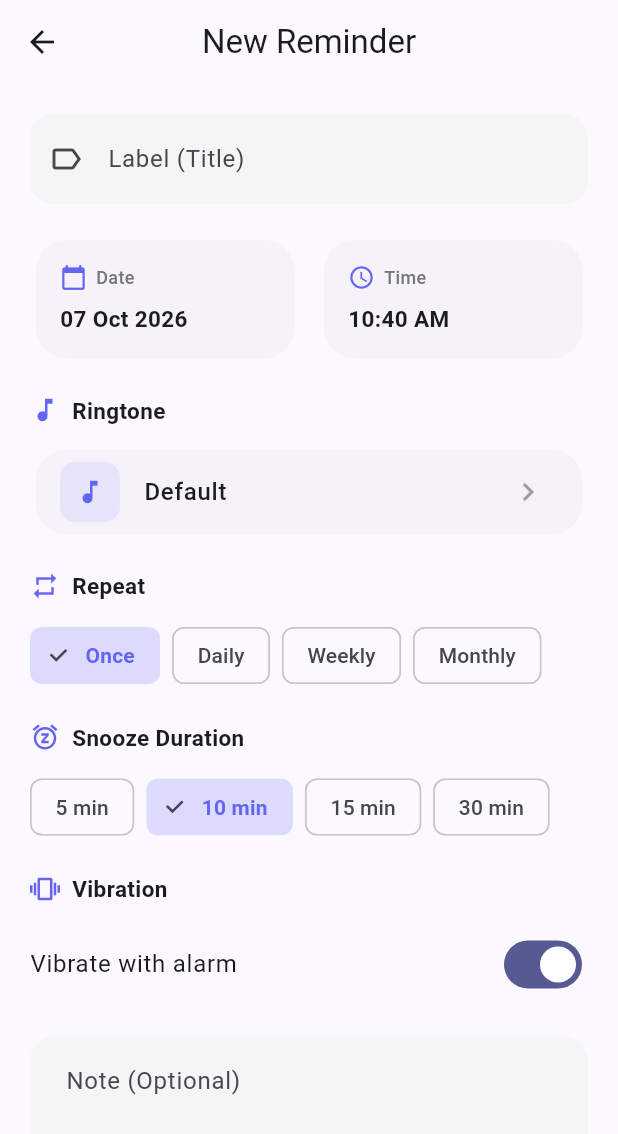
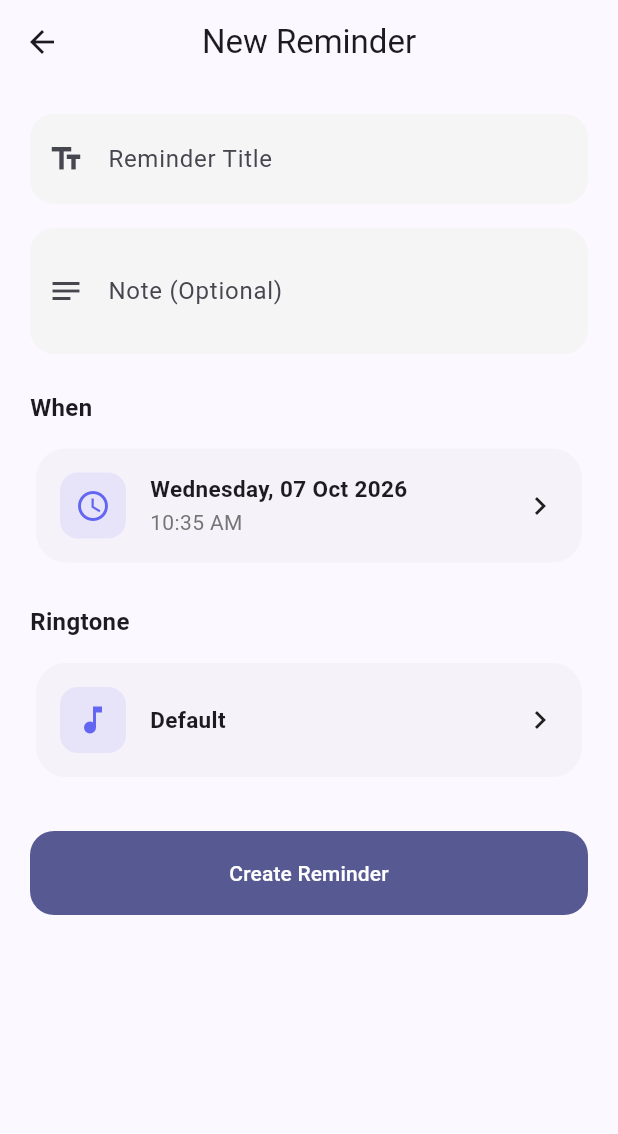
Before and after one commit to guhgcfdjvhgdvjhdgviudgvdukrgrt5ggyg/reminder, a Flutter app: the AddReminderScreen screen opened directly, on a phone screen of 412 x 824 dp. Shown: the top 1134 px of the screen. Run offline on Flutter 3.47's test engine with Material 3 defaults, Android fonts, the phone set to English and light mode, and no system bars; our stand-ins replace audioplayers, flutter_local_notifications, permission_handler, shared_preferences, sqflite, timezone; missing offline and left inert: android_alarm_manager_plus; accounts and stored records are empty.

Commit message:
Restore add reminder UI

```diff
--- a/lib/screens/add_reminder_screen.dart
+++ b/lib/screens/add_reminder_screen.dart
@@ -31,28 +31,25 @@ class _AddReminderScreenState extends State<AddReminderScreen>
   @override
   void initState() {
     super.initState();
-    _animController = AnimationController(
-      vsync: this,
-      duration: const Duration(milliseconds: 400),
-    );
-    _fadeAnim = CurvedAnimation(
-      parent: _animController,
-      curve: Curves.easeOut,
-    );
-    _animController.forward();
-
-    if (isEditing) {
-      final r = widget.reminder!;
+    final r = widget.reminder;
+    if (r != null) {
       _labelController.text = r.label;
       _noteController.text = r.note;
       _selectedDate = r.dateTime;
       _repeatType = r.repeatType;
-      _snoozeMinutes = r.snoozeMinutes;
       _ringtone = r.ringtone;
-      _vibrate = r.vibrate;
     } else {
-      _selectedDate = DateTime.now().add(const Duration(minutes: 10));
+      _selectedDate = DateTime.now().add(const Duration(minutes: 5));
     }
+    _animController = AnimationController(
+      vsync: this,
+      duration: const Duration(milliseconds: 500),
+    );
+    _fadeAnim = CurvedAnimation(
+      parent: _animController,
+      curve: Curves.easeOutCubic,
+    );
+    _animController.forward();
   }
 
   @override
@@ -63,62 +60,28 @@ class _AddReminderScreenState extends State<AddReminderScreen>
     super.dispose();
   }
 
-  Future<void> _pickDate() async {
-    final d = await showDatePicker(
+  Future<void> _selectDateTime() async {
+    final date = await showDatePicker(
       context: context,
       initialDate: _selectedDate,
-      firstDate: DateTime.now().subtract(const Duration(days: 1)),
+      firstDate: DateTime.now(),
       lastDate: DateTime(2100),
-      builder: (context, child) {
-        return Theme(
-          data: Theme.of(context).copyWith(
-            colorScheme: Theme.of(context).colorScheme.copyWith(
-                  primary: const Color(0xFF6366F1),
-                ),
-          ),
-          child: child!,
     );
-      },
+    if (date == null) return;
+    final time = await showTimePicker(
+      context: context,
+      initialTime: TimeOfDay.fromDateTime(_selectedDate),
     );
-    if (d != null) {
+    if (time == null) return;
     setState(() {
       _selectedDate = DateTime(
-          d.year,
-          d.month,
-          d.day,
-          _selectedDate.hour,
-          _selectedDate.minute,
+        date.year,
+        date.month,
+        date.day,
+        time.hour,
+        time.minute,
       );
     });
-    }
-  }
-
-  Future<void> _pickTime() async {
-    final t = await showTimePicker(
-      context: context,
-      initialTime: TimeOfDay.fromDateTime(_selectedDate),
-      builder: (context, child) {
-        return Theme(
-          data: Theme.of(context).copyWith(
-            colorScheme: Theme.of(context).colorScheme.copyWith(
-                  primary: const Color(0xFF6366F1),
-                ),
-          ),
-          child: child!,
-        );
-      },
-    );
-    if (t != null) {
-      setState(() {
-        _selectedDate = DateTime(
-          _selectedDate.year,
-          _selectedDate.month,
-          _selectedDate.day,
-          t.hour,
-          t.minute,
-        );
-      });
-    }
   }
 
   Future<void> _pickRingtone() async {
@@ -202,29 +165,30 @@ class _AddReminderScreenState extends State<AddReminderScreen>
             IconButton(
               icon: const Icon(Icons.delete_outline),
               onPressed: () async {
-                final confirm = await showDialog<bool>(
+                final confirmed = await showDialog<bool>(
                   context: context,
-                  builder: (ctx) => AlertDialog(
+                  builder: (context) => AlertDialog(
                     title: const Text('Delete Reminder'),
-                    content: Text(
-                        'Are you sure you want to delete "${widget.reminder!.label}"?'),
+                    content: const Text('Are you sure you want to delete this reminder?'),
                     actions: [
                       TextButton(
-                        onPressed: () => Navigator.pop(ctx, false),
+                        onPressed: () => Navigator.pop(context, false),
                         child: const Text('Cancel'),
                       ),
-                      FilledButton.tonal(
-                        onPressed: () => Navigator.pop(ctx, true),
+                      FilledButton(
+                        onPressed: () => Navigator.pop(context, true),
+                        style: FilledButton.styleFrom(
+                          backgroundColor: Colors.red,
+                        ),
                         child: const Text('Delete'),
                       ),
                     ],
                   ),
                 );
-                if (confirm == true && widget.reminder?.id != null) {
-                  await context
-                      .read<ReminderProvider>()
-                      .deleteReminder(widget.reminder!.id!);
-                  if (mounted) Navigator.pop(context);
+                if (confirmed == true && widget.reminder?.id != null && mounted) {
+                  await context.read<ReminderProvider>().deleteReminder(widget.reminder!.id!);
+                  await NotificationService.cancel(widget.reminder!.id!);
+                  Navigator.pop(context);
                 }
               },
             ),
@@ -232,228 +196,141 @@ class _AddReminderScreenState extends State<AddReminderScreen>
       ),
       body: FadeTransition(
         opacity: _fadeAnim,
-        child: ListView(
+        child: SingleChildScrollView(
           padding: const EdgeInsets.all(20),
+          child: Column(
+            crossAxisAlignment: CrossAxisAlignment.start,
             children: [
               TextField(
                 controller: _labelController,
                 decoration: const InputDecoration(
-                labelText: 'Label (Title)',
-                hintText: 'e.g. Doctor appointment',
-                prefixIcon: Icon(Icons.label_outline),
+                  labelText: 'Reminder Title',
+                  prefixIcon: Icon(Icons.text_fields_outlined),
+                ),
+                textCapitalization: TextCapitalization.sentences,
+              ),
+              const SizedBox(height: 16),
+              TextField(
+                controller: _noteController,
+                decoration: const InputDecoration(
+                  labelText: 'Note (Optional)',
+                  prefixIcon: Icon(Icons.notes_outlined),
+                ),
+                maxLines: 2,
+              ),
+              const SizedBox(height: 24),
+              const Text(
+                'When',
+                style: TextStyle(
+                  fontSize: 16,
+                  fontWeight: FontWeight.w600,
                 ),
               ),
-            const SizedBox(height: 20),
-            Row(
+              const SizedBox(height: 12),
+              Card(
+                child: InkWell(
+                  onTap: _selectDateTime,
+                  borderRadius: BorderRadius.circular(20),
+                  child: Padding(
+                    padding: const EdgeInsets.all(16),
+                    child: Row(
                       children: [
-                Expanded(
-                  child: _buildPickerCard(
-                    icon: Icons.calendar_today,
-                    label: 'Date',
-                    value: DateFormat('dd MMM yyyy').format(_selectedDate),
-                    onTap: _pickDate,
+                        Container(
+                          width: 44,
+                          height: 44,
+                          decoration: BoxDecoration(
+                            color: const Color(0xFF6366F1).withOpacity(0.1),
+                            borderRadius: BorderRadius.circular(12),
+                          ),
+                          child: const Icon(
+                            Icons.access_time,
+                            color: Color(0xFF6366F1),
                           ),
                         ),
-                const SizedBox(width: 12),
+                        const SizedBox(width: 16),
                         Expanded(
-                  child: _buildPickerCard(
-                    icon: Icons.access_time,
-                    label: 'Time',
-                    value: DateFormat('hh:mm a').format(_selectedDate),
-                    onTap: _pickTime,
+                          child: Column(
+                            crossAxisAlignment: CrossAxisAlignment.start,
+                            children: [
+                              Text(
+                                DateFormat('EEEE, dd MMM yyyy').format(_selectedDate),
+                                style: const TextStyle(
+                                  fontWeight: FontWeight.w600,
+                                  fontSize: 15,
                                 ),
                               ),
-              ],
-            ),
-            const SizedBox(height: 20),
-            _buildSection(
-              icon: Icons.music_note,
-              title: 'Ringtone',
-              child: Card(
-                child: ListTile(
-                  leading: Container(
-                    width: 40,
-                    height: 40,
-                    decoration: BoxDecoration(
-                      color: const Color(0xFF6366F1).withOpacity(0.1),
-                      borderRadius: BorderRadius.circular(10),
-                    ),
-                    child: const Icon(
-                      Icons.music_note,
-                      color: Color(0xFF6366F1),
-                      size: 20,
-                    ),
-                  ),
-                  title: Text(
-                    _ringtone,
-                    style: const TextStyle(fontWeight: FontWeight.w500),
-                  ),
-                  trailing: const Icon(Icons.chevron_right, color: Colors.grey),
-                  onTap: _pickRingtone,
-                ),
-              ),
-            ),
-            const SizedBox(height: 20),
-            _buildSection(
-              icon: Icons.repeat,
-              title: 'Repeat',
-              child: Wrap(
-                spacing: 8,
-                children: RepeatType.values.map((type) {
-                  final isSelected = _repeatType == type;
-                  final label = type == RepeatType.none
-                      ? 'Once'
-                      : type == RepeatType.daily
-                          ? 'Daily'
-                          : type == RepeatType.weekly
-                              ? 'Weekly'
-                              : 'Monthly';
-                  return ChoiceChip(
-                    label: Text(label),
-                    selected: isSelected,
-                    onSelected: (selected) {
-                      if (selected) {
-                        setState(() => _repeatType = type);
-                      }
-                    },
-                    selectedColor: const Color(0xFF6366F1).withOpacity(0.2),
-                    labelStyle: TextStyle(
-                      color: isSelected ? const Color(0xFF6366F1) : null,
-                      fontWeight: isSelected ? FontWeight.w600 : null,
-                    ),
-                  );
-                }).toList(),
-              ),
-            ),
-            const SizedBox(height: 20),
-            _buildSection(
-              icon: Icons.snooze,
-              title: 'Snooze Duration',
-              child: Wrap(
-                spacing: 8,
-                children: [5, 10, 15, 30].map((min) {
-                  final isSelected = _snoozeMinutes == min;
-                  return ChoiceChip(
-                    label: Text('$min min'),
-                    selected: isSelected,
-                    onSelected: (selected) {
-                      if (selected) {
-                        setState(() => _snoozeMinutes = min);
-                      }
-                    },
-                    selectedColor: const Color(0xFF6366F1).withOpacity(0.2),
-                    labelStyle: TextStyle(
-                      color: isSelected ? const Color(0xFF6366F1) : null,
-                      fontWeight: isSelected ? FontWeight.w600 : null,
-                    ),
-                  );
-                }).toList(),
-              ),
-            ),
-            const SizedBox(height: 20),
-            _buildSection(
-              icon: Icons.vibration,
-              title: 'Vibration',
-              child: SwitchListTile(
-                value: _vibrate,
-                onChanged: (v) => setState(() => _vibrate = v),
-                contentPadding: EdgeInsets.zero,
-                title: const Text('Vibrate with alarm'),
-              ),
-            ),
-            const SizedBox(height: 20),
-            TextField(
-              controller: _noteController,
-              maxLines: 3,
-              decoration: const InputDecoration(
-                labelText: 'Note (Optional)',
-                hintText: 'Add extra info...',
-                alignLabelWithHint: true,
-              ),
-            ),
-            const SizedBox(height: 32),
-            SizedBox(
-              height: 56,
-              child: FilledButton.icon(
-                onPressed: _save,
-                icon: Icon(isEditing ? Icons.save : Icons.add),
-                label: Text(isEditing ? 'Update Reminder' : 'Save Reminder'),
+                              const SizedBox(height: 2),
+                              Text(
+                                DateFormat('hh:mm a').format(_selectedDate),
+                                style: TextStyle(
+                                  color: Colors.grey.shade600,
+                                  fontSize: 14,
                                 ),
                               ),
                             ],
                           ),
                         ),
-    );
-  }
-
-  Widget _buildPickerCard({
-    required IconData icon,
-    required String label,
-    required String value,
-    required VoidCallback onTap,
-  }) {
-    return Card(
+                        const Icon(Icons.chevron_right),
+                      ],
+                    ),
+                  ),
+                ),
+              ),
+              const SizedBox(height: 24),
+              const Text(
+                'Ringtone',
+                style: TextStyle(
+                  fontSize: 16,
+                  fontWeight: FontWeight.w600,
+                ),
+              ),
+              const SizedBox(height: 12),
+              Card(
                 child: InkWell(
-        onTap: onTap,
+                  onTap: _pickRingtone,
                   borderRadius: BorderRadius.circular(20),
                   child: Padding(
                     padding: const EdgeInsets.all(16),
-          child: Column(
-            crossAxisAlignment: CrossAxisAlignment.start,
+                    child: Row(
                       children: [
-              Row(
-                children: [
-                  Icon(icon, size: 18, color: const Color(0xFF6366F1)),
-                  const SizedBox(width: 6),
-                  Text(
-                    label,
-                    style: TextStyle(
-                      fontSize: 12,
-                      color: Colors.grey.shade600,
-                      fontWeight: FontWeight.w500,
+                        Container(
+                          width: 44,
+                          height: 44,
+                          decoration: BoxDecoration(
+                            color: const Color(0xFF6366F1).withOpacity(0.1),
+                            borderRadius: BorderRadius.circular(12),
+                          ),
+                          child: const Icon(
+                            Icons.music_note,
+                            color: Color(0xFF6366F1),
                           ),
                         ),
-                ],
-              ),
-              const SizedBox(height: 8),
-              Text(
-                value,
+                        const SizedBox(width: 16),
+                        Expanded(
+                          child: Text(
+                            _ringtone,
                             style: const TextStyle(
                               fontWeight: FontWeight.w600,
                               fontSize: 15,
                             ),
                           ),
+                        ),
+                        const Icon(Icons.chevron_right),
+                      ],
+                    ),
+                  ),
+                ),
+              ),
+              const SizedBox(height: 32),
+              FilledButton(
+                onPressed: _save,
+                child: Text(isEditing ? 'Save Changes' : 'Create Reminder'),
+              ),
+              const SizedBox(height: 16),
             ],
           ),
         ),
       ),
     );
   }
-
-  Widget _buildSection({
-    required IconData icon,
-    required String title,
-    required Widget child,
-  }) {
-    return Column(
-      crossAxisAlignment: CrossAxisAlignment.start,
-      children: [
-        Row(
-          children: [
-            Icon(icon, size: 20, color: const Color(0xFF6366F1)),
-            const SizedBox(width: 8),
-            Text(
-              title,
-              style: const TextStyle(
-                fontWeight: FontWeight.w600,
-                fontSize: 15,
-              ),
-            ),
-          ],
-        ),
-        const SizedBox(height: 12),
-        child,
-      ],
-    );
 }
-}
```
Lines whose indentation alone changed are shown as unchanged.
